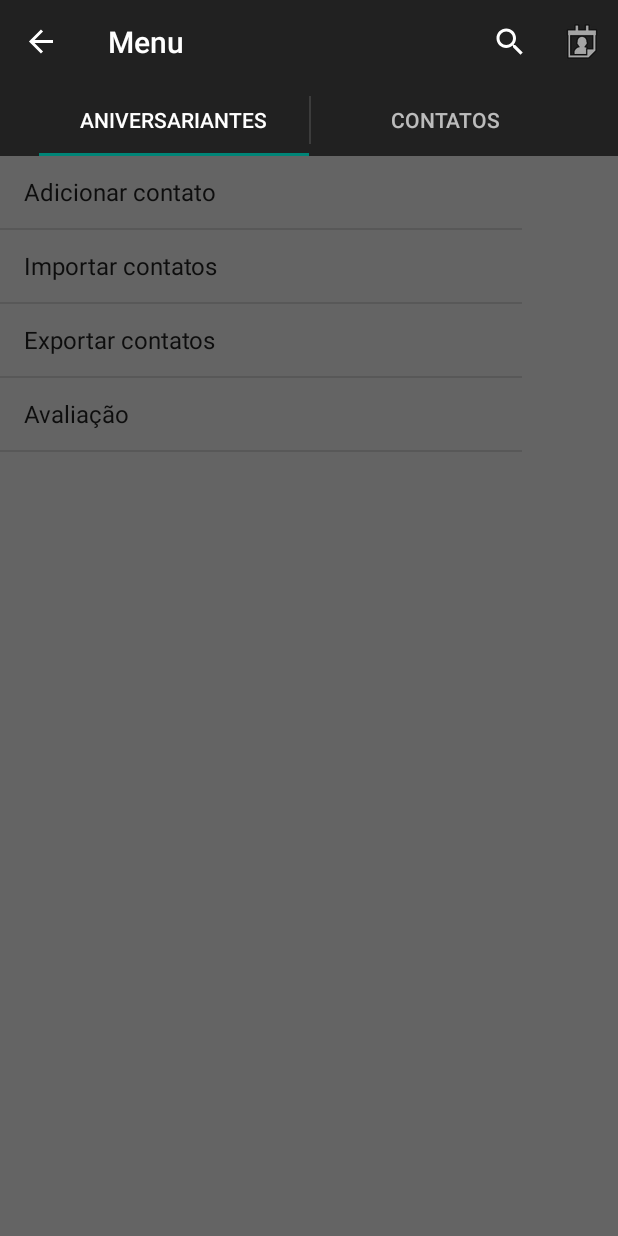
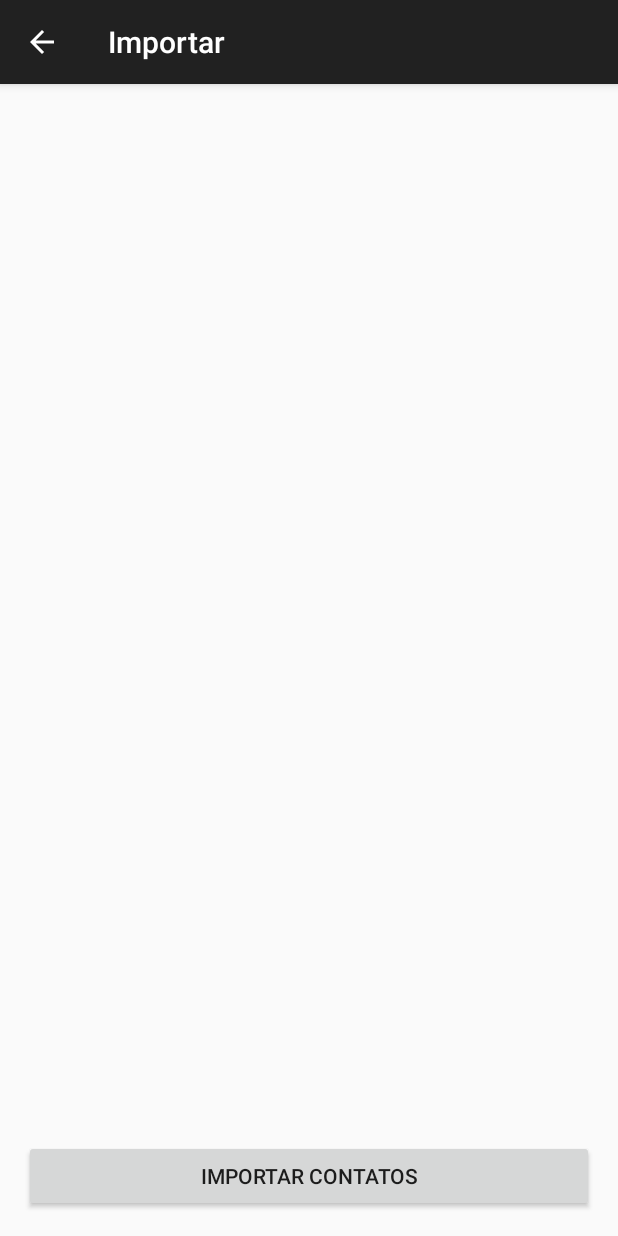
Before and after one commit to Peixer/Agenda_Aniversario, an Android app: the screen it shows after launch (MainActivity before the commit, ImportarActivity after it), after a tap on "Importar contatos", on a phone screen of 412 x 824 dp. Run offline under Robolectric (Android 15) with nearby library versions, the phone set to English and light mode, and no system bars; our stand-ins replace Volley; 2 other taps on this screen came first.

Commit message:
Ajuste na activity de importar contatos e correção ao acesso da lista de contatos no PageFragment.

```diff
--- a/app/src/main/AndroidManifest.xml
+++ b/app/src/main/AndroidManifest.xml
@@ -49,7 +49,7 @@
         </receiver>
 
         <activity
-            android:name=".ImportarActiviry"
+            android:name=".ImportarActivity"
             android:label="@string/title_activity_importar_activity"
             android:parentActivityName=".MainActivity">
         </activity>
--- /dev/null
+++ b/app/src/main/java/br/glaicon/agenda_aniversarios/ImportarActivity.java
@@ -0,0 +1,25 @@
+package br.glaicon.agenda_aniversarios;
+
+import android.os.Bundle;
+import android.support.v7.app.ActionBarActivity;
+import android.view.View;
+import android.widget.Toast;
+
+public class ImportarActivity extends ActionBarActivity {
+
+    @Override
+    protected void onCreate(Bundle savedInstanceState) {
+        super.onCreate(savedInstanceState);
+        setContentView(R.layout.activity_importar_activity);
+        getSupportActionBar().setDisplayHomeAsUpEnabled(true);
+    }
+
+
+    public void importar_onClick(View view) {
+        ContatoDAO contatoDAO = ContatoDAO.getInstance(this);
+
+        contatoDAO.importarContatos(this.getApplication());
+
+        Toast.makeText(this, "Contatos importados com sucesso", Toast.LENGTH_SHORT).show();
+    }
+}
--- a/app/src/main/java/br/glaicon/agenda_aniversarios/MainActivity.java
+++ b/app/src/main/java/br/glaicon/agenda_aniversarios/MainActivity.java
@@ -3,7 +3,6 @@ package br.glaicon.agenda_aniversarios;
 import android.app.SearchManager;
 import android.content.Intent;
 import android.content.res.Configuration;
-import android.graphics.drawable.BitmapDrawable;
 import android.os.Bundle;
 import android.os.PersistableBundle;
 import android.os.StrictMode;
@@ -21,7 +20,6 @@ import android.view.MenuItem;
 import android.view.View;
 import android.widget.AdapterView;
 import android.widget.ArrayAdapter;
-import android.widget.ImageView;
 import android.widget.ListView;
 
 import java.sql.SQLException;
@@ -104,7 +102,7 @@ public class MainActivity extends ActionBarActivity implements android.support.v
                     Intent intent = new Intent(getApplicationContext(), ContatoActivity.class);
                     startActivityForResult(intent, ContatoActivity.ADICIONAR);
                 }else if (position == 1) {
-                    Intent intent = new Intent(getApplicationContext(), ImportarActiviry.class);
+                    Intent intent = new Intent(getApplicationContext(), ImportarActivity.class);
                     startActivity(intent);
                 } else if (position == 2) {
                     Intent intent = new Intent(getApplicationContext(), SobreActivity.class);
--- a/app/src/main/java/br/glaicon/agenda_aniversarios/PageFragment.java
+++ b/app/src/main/java/br/glaicon/agenda_aniversarios/PageFragment.java
@@ -56,12 +56,14 @@ public class PageFragment extends Fragment {
     }
 
     public void refreshContatos() throws ParseException {
-        contatos.clear();
+        if (contatos != null) {
+            contatos.clear();
 
-        contatos.addAll(contatoDAO.buscarContatos(getTipoOrdenacao()));
-        Collections.sort(contatos, getComparator());
+            contatos.addAll(contatoDAO.buscarContatos(getTipoOrdenacao()));
+            Collections.sort(contatos, getComparator());
 
-        contatoAdapterContatos.updateList();
+            contatoAdapterContatos.updateList();
+        }
     }
 
     public void addContato(Contato contato) {
--- /dev/null
+++ b/app/src/main/res/layout/activity_importar_activity.xml
@@ -0,0 +1,21 @@
+<?xml version="1.0" encoding="utf-8"?>
+<RelativeLayout xmlns:android="http://schemas.android.com/apk/res/android"
+    xmlns:tools="http://schemas.android.com/tools"
+    android:id="@+id/activity_importar_activity"
+    android:layout_width="match_parent"
+    android:layout_height="match_parent"
+    android:paddingBottom="@dimen/activity_vertical_margin"
+    android:paddingLeft="@dimen/activity_horizontal_margin"
+    android:paddingRight="@dimen/activity_horizontal_margin"
+    android:paddingTop="@dimen/activity_vertical_margin"
+    tools:context="br.glaicon.agenda_aniversarios.ImportarActivity">
+
+    <Button
+        android:id="@+id/btnImportar"
+        android:layout_width="match_parent"
+        android:layout_height="wrap_content"
+        android:layout_alignParentBottom="true"
+        android:gravity="center"
+        android:onClick="importar_onClick"
+        android:text="@string/importar_menu_lateral" />
+</RelativeLayout>
--- a/app/src/main/res/layout/activity_main.xml
+++ b/app/src/main/res/layout/activity_main.xml
@@ -10,14 +10,20 @@
         android:layout_width="match_parent"
         android:layout_height="match_parent" />
 
-    <ListView
-        android:id="@+id/drawer_list"
-        android:layout_alignBottom="@+id/relative_drawer"
+    <RelativeLayout
         android:layout_width="match_parent"
-        android:layout_height="430dp"
+        android:layout_height="match_parent"
         android:layout_gravity="left|start"
-        android:visibility="visible"
-        android:layout_alignParentEnd="false"
-        android:layout_alignParentBottom="true" />
+        android:background="@color/white"
+        android:orientation="vertical">
+
+        <ListView
+            android:id="@+id/drawer_list"
+            android:layout_width="match_parent"
+            android:layout_height="430dp"
+            android:layout_gravity="left|start"
+            android:visibility="visible" />
+    </RelativeLayout>
+
 
 </android.support.v4.widget.DrawerLayout>
--- a/app/src/main/res/values/strings.xml
+++ b/app/src/main/res/values/strings.xml
@@ -5,7 +5,7 @@
     <!-- ACTIVITY -->
     <string name="title_activity_sobre">Projeto</string>
     <string name="title_activity_contato">Informações contato</string>
-    <string name="title_activity_importar_activity">ImportarActiviry</string>
+    <string name="title_activity_importar_activity">Importar</string>
 
     <string name="title_section1">Fragment Main</string>
     <string name="drawer_open">Abrir</string>
```
Also changed, not shown: 1 other file.
